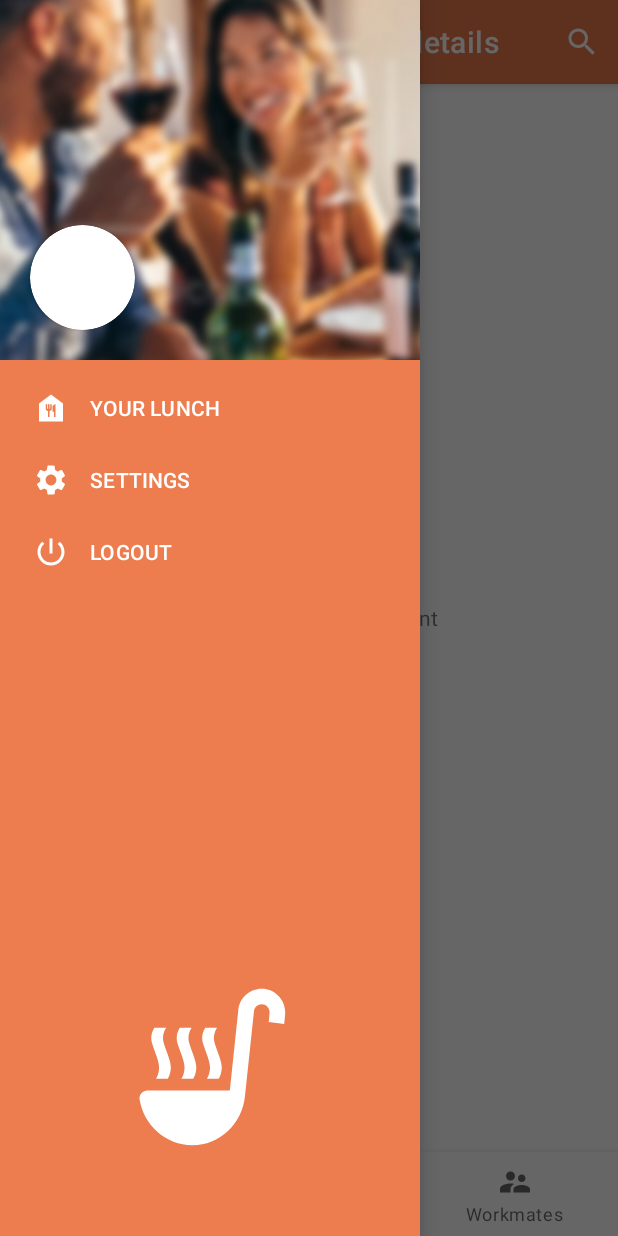
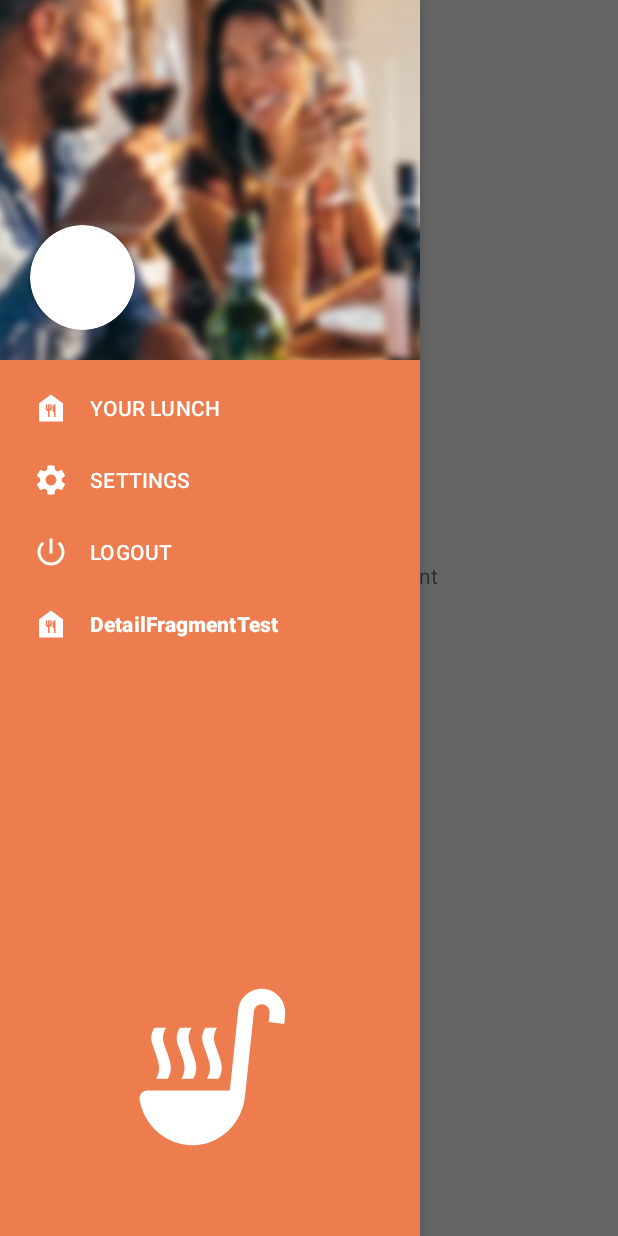
Before and after one commit to SimoJOUDAR/P7_Go4Lunch, an Android app: the RestaurantDetailsFragment screen opened through its navigation route, with the side drawer open, on a phone screen of 412 x 824 dp. Run offline under Robolectric (Android 15) with nearby library versions, the phone set to English and light mode, and no system bars; our stand-ins replace navigation-ui; libraries missing offline, so code that uses them is left out: com.firebase.ui.

Commit message:
HomepageActivity setup for Fragments display options (visibility options for the toolbar, menu items and bottomNav)

```diff
--- a/app/src/main/java/fr/joudar/go4lunch/ui/activities/HomepageActivity.java
+++ b/app/src/main/java/fr/joudar/go4lunch/ui/activities/HomepageActivity.java
@@ -13,9 +13,11 @@ import android.content.Intent;
 import android.os.Bundle;
 import android.view.Menu;
 import android.view.MenuItem;
+import android.view.View;
 import android.widget.Toast;
 
 import com.firebase.ui.auth.AuthUI;
+import com.google.android.material.bottomnavigation.BottomNavigationView;
 
 import fr.joudar.go4lunch.R;
 import fr.joudar.go4lunch.databinding.ActivityHomepageBinding;
@@ -25,7 +27,12 @@ public class HomepageActivity extends AppCompatActivity {
     ActivityHomepageBinding binding;
     NavHostFragment navHostFragment;
     NavController navController;
+    Menu menu;
+    BottomNavigationView bottomNav;
 
+    /***********************************************************************************************
+     ** The onCreate method
+     **********************************************************************************************/
     @Override
     protected void onCreate(Bundle savedInstanceState) {
         super.onCreate(savedInstanceState);
@@ -35,6 +42,9 @@ public class HomepageActivity extends AppCompatActivity {
         InitNavigation();
 
     }
+    /***********************************************************************************************
+     ** Navigation
+     **********************************************************************************************/
 
     // Sets up the NavHost (fragments), the Toolbar, the DrawerNavigation and the BottomNavigation.
     private void InitNavigation() {
@@ -56,7 +66,7 @@ public class HomepageActivity extends AppCompatActivity {
 
         // Sets the BottomNav.
         NavigationUI.setupWithNavController(binding.bottomNav, navController);
-
+        this.bottomNav = binding.bottomNav;
     }
 
     // Sets up the BottomNavigation components.
@@ -78,8 +88,9 @@ public class HomepageActivity extends AppCompatActivity {
     // To connect our option menu to the Navigation
     @Override
     public boolean onCreateOptionsMenu(Menu menu) {
+        this.menu = menu;
         getMenuInflater().inflate(R.menu.toolbar_layout, menu);
-        menu.findItem(R.id.sort).setVisible(false);
+        mapFragmentDisplayOptions();
         final SearchView searchField = (SearchView) menu.findItem(R.id.search).getActionView();
 //        searchField.setOnQueryTextFocusChangeListener(this::onSearchFieldFocusChanged);
 //        searchField.setOnQueryTextListener(getQueryListener());
@@ -101,6 +112,11 @@ public class HomepageActivity extends AppCompatActivity {
             case R.id.settingsFragment:
                 Navigation.findNavController(binding.navHostFragmentContainer).navigate(R.id.settingsFragment);
                 binding.getRoot().closeDrawer(binding.drawerNav, false);
+                return true;
+            case R.id.restaurantDetailsFragment: //TODO : This last case is just for testing... To be removed along with the xml menu item
+                Navigation.findNavController(binding.navHostFragmentContainer).navigate(R.id.restaurantDetailsFragment);
+                binding.getRoot().closeDrawer(binding.drawerNav, false);
+                return true;
         }
         return true;
     }
@@ -113,4 +129,59 @@ public class HomepageActivity extends AppCompatActivity {
                             finish();
                         });
     }
+
+    /***********************************************************************************************
+    ** Fragments display options
+    **********************************************************************************************/
+    // Sets up visibility options for the toolbar, menu items and bottomNav
+    public void mapFragmentDisplayOptions(){
+        if(getSupportActionBar() != null && !getSupportActionBar().isShowing()) {
+            getSupportActionBar().show();
+        }
+        if(menu != null && menu.findItem(R.id.sort).isVisible()) {
+            menu.findItem(R.id.sort).setVisible(false);
+        }
+        if(bottomNav != null && bottomNav.getVisibility() != View.VISIBLE) {
+            bottomNav.setVisibility(View.VISIBLE);
+        }
+    }
+    public void restaurantsListFragmentDisplayOptions(){
+        if(getSupportActionBar() != null && !getSupportActionBar().isShowing()) {
+            getSupportActionBar().show();
+        }
+        if(menu != null && !menu.findItem(R.id.sort).isVisible()) {
+            menu.findItem(R.id.sort).setVisible(true);
+        }
+        if(bottomNav != null && bottomNav.getVisibility() != View.VISIBLE) {
+            bottomNav.setVisibility(View.VISIBLE);
+        }
+    }
+    public void colleaguesListFragmentDisplayOptions(){
+        if(getSupportActionBar() != null && !getSupportActionBar().isShowing()) {
+            getSupportActionBar().show();
+        }
+        if(menu != null && menu.findItem(R.id.sort).isVisible()) {
+            menu.findItem(R.id.sort).setVisible(false);
+        }
+        if(bottomNav != null && bottomNav.getVisibility() != View.VISIBLE) {
+            bottomNav.setVisibility(View.VISIBLE);
+        }
+    }
+    public void restaurantDetailsFragmentDisplayOptions(){
+        if(getSupportActionBar() != null && getSupportActionBar().isShowing()) {
+            getSupportActionBar().hide();
+        }
+        if(bottomNav != null && bottomNav.getVisibility() == View.VISIBLE) {
+            bottomNav.setVisibility(View.INVISIBLE);
+        }
+    }
+    public void settingsFragmentDisplayOptions(){
+        if(getSupportActionBar() != null && getSupportActionBar().isShowing()) {
+            getSupportActionBar().hide();
+        }
+        if(bottomNav != null && bottomNav.getVisibility() == View.VISIBLE) {
+            bottomNav.setVisibility(View.INVISIBLE);
+        }
+    }
+
 }
--- a/app/src/main/java/fr/joudar/go4lunch/ui/fragments/map/MapFragment.java
+++ b/app/src/main/java/fr/joudar/go4lunch/ui/fragments/map/MapFragment.java
@@ -9,13 +9,12 @@ import android.view.View;
 import android.view.ViewGroup;
 
 import fr.joudar.go4lunch.R;
-
+import fr.joudar.go4lunch.ui.activities.HomepageActivity;
 
 public class MapFragment extends Fragment {
 
     public MapFragment() {
     }
-
 
     public static MapFragment newInstance() {
         MapFragment fragment = new MapFragment();
@@ -25,13 +24,17 @@ public class MapFragment extends Fragment {
     @Override
     public void onCreate(Bundle savedInstanceState) {
         super.onCreate(savedInstanceState);
-
     }
 
     @Override
     public View onCreateView(LayoutInflater inflater, ViewGroup container,
                              Bundle savedInstanceState) {
-        // Inflate the layout for this fragment
         return inflater.inflate(R.layout.fragment_map, container, false);
     }
+
+    @Override
+    public void onResume() {
+        super.onResume();
+        ((HomepageActivity)getActivity()).mapFragmentDisplayOptions();
+    }
 }
--- a/app/src/main/java/fr/joudar/go4lunch/ui/fragments/restaurantDetails/RestaurantDetailsFragment.java
+++ b/app/src/main/java/fr/joudar/go4lunch/ui/fragments/restaurantDetails/RestaurantDetailsFragment.java
@@ -8,7 +8,10 @@ import android.view.LayoutInflater;
 import android.view.View;
 import android.view.ViewGroup;
 
+import com.google.android.material.bottomnavigation.BottomNavigationView;
+
 import fr.joudar.go4lunch.R;
+import fr.joudar.go4lunch.ui.activities.HomepageActivity;
 
 public class RestaurantDetailsFragment extends Fragment {
 
@@ -28,7 +31,12 @@ public class RestaurantDetailsFragment extends Fragment {
     @Override
     public View onCreateView(LayoutInflater inflater, ViewGroup container,
                              Bundle savedInstanceState) {
-
         return inflater.inflate(R.layout.fragment_restaurant_details, container, false);
     }
+
+    @Override
+    public void onResume() {
+        super.onResume();
+        ((HomepageActivity)getActivity()).restaurantDetailsFragmentDisplayOptions();
+    }
 }
--- a/app/src/main/res/menu/drawer_nav_layout.xml
+++ b/app/src/main/res/menu/drawer_nav_layout.xml
@@ -18,4 +18,9 @@
         android:icon="@drawable/ic_logout_24"
         android:title="@string/logout_drawer_nav_btn_txt"/>
 
+    <item
+        android:id="@+id/restaurantDetailsFragment"
+        android:icon="@drawable/ic_lunch_24"
+        android:title="DetailFragmentTest"/>
+
 </menu>
--- a/app/src/main/res/menu/toolbar_layout.xml
+++ b/app/src/main/res/menu/toolbar_layout.xml
@@ -1,32 +1,35 @@
 <?xml version="1.0" encoding="utf-8"?>
 <menu xmlns:android="http://schemas.android.com/apk/res/android"
     xmlns:app="http://schemas.android.com/apk/res-auto">
+    <group
+        android:id="@+id/menu_group">
         <item
             android:id="@+id/search"
             android:icon="@drawable/ic_search_24"
             android:title="@string/search_restaurant_btn_txt"
-        app:showAsAction="always|collapseActionView"
             app:actionViewClass="androidx.appcompat.widget.SearchView"
-        />
+            app:showAsAction="always|collapseActionView" />
 
         <item
             android:id="@+id/sort"
+            android:icon="@drawable/ic_filter_list_24"
             android:title="@string/sort_menu"
-        android:icon="@drawable/ic_filter_list_24"
             app:showAsAction="always">
 
             <menu>
                 <item
                     android:id="@+id/sorting_rates"
-                android:title="@string/order_by_stars"/>
+                    android:title="@string/order_by_stars" />
 
                 <item
                     android:id="@+id/sorting_nearest"
-                android:title="@string/order_by_nearest"/>
+                    android:title="@string/order_by_nearest" />
 
-            <item android:id="@+id/sorting_Workmates_most_frequented"
-                android:title="@string/order_by_workmates_count"/>
+                <item
+                    android:id="@+id/sorting_Workmates_most_frequented"
+                    android:title="@string/order_by_workmates_count" />
             </menu>
 
         </item>
+    </group>
 </menu>
```
Also changed, not shown: app/src/main/java/fr/joudar/go4lunch/ui/fragments/colleaguesList/ColleaguesListFragment.java (+7 -0 lines), app/src/main/java/fr/joudar/go4lunch/ui/fragments/restaurantsList/RestaurantsListFragment.java (+7 -1 lines), app/src/main/java/fr/joudar/go4lunch/ui/fragments/settings/SettingsFragment.java (+9 -0 lines). Lines whose indentation alone changed are shown as unchanged.
